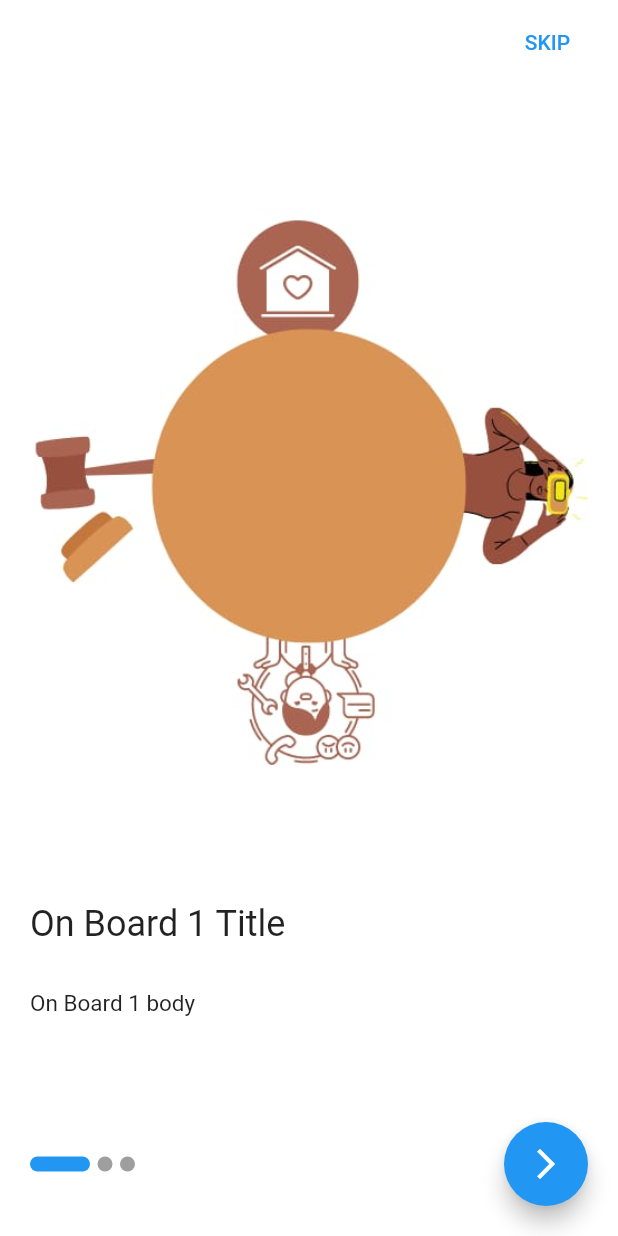
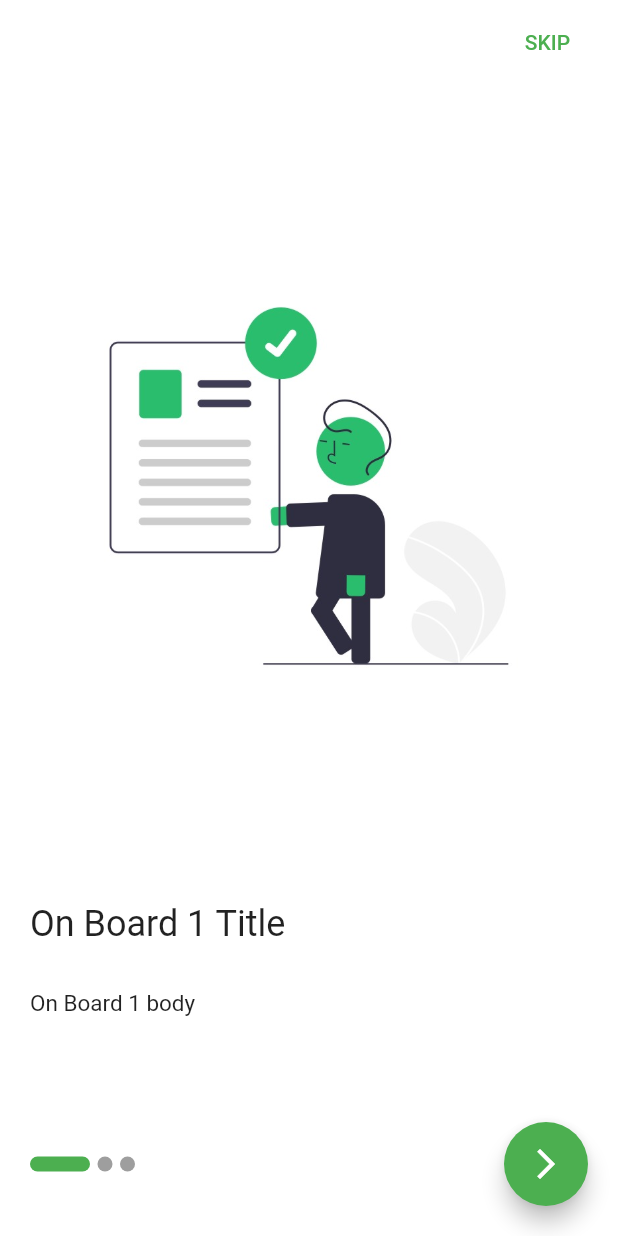
Before and after one commit to mawadaelkashlan/shopApp, a Flutter app: the screen it shows after launch, on a phone screen of 412 x 824 dp. Run offline on Flutter 3.47's test engine with Material 2 defaults, Android fonts, the phone set to English and light mode, and no system bars; drawn by our look-alikes of smooth_page_indicator; our stand-ins replace bloc, carousel_slider, conditional_builder_null_safety, dio, flutter_bloc, fluttertoast and 2 more; accounts and stored records are empty; network calls fail.

Commit message:
Dark Mode In shop App

```diff
--- a/lib/layout/shop_layout.dart
+++ b/lib/layout/shop_layout.dart
@@ -24,6 +24,12 @@ class ShopLayout extends StatelessWidget {
                 icon: Icon(Icons.search),
                 onPressed: () {
                   navigateTo(context, SearchScreen());
+                },
+              ),
+              IconButton(
+                icon: Icon(Icons.brightness_6_outlined , size: 22.0,),
+                onPressed: () {
+                  cubit.changeThemeMode();
                 },
               ),
             ],
--- a/lib/main.dart
+++ b/lib/main.dart
@@ -14,7 +14,6 @@ import 'package:shop_app/shared/components/constants.dart';
 
 void main() async {
   WidgetsFlutterBinding.ensureInitialized();
-
   Bloc.observer = MyBlocObserver();
 
   DioHelper.init();
@@ -65,7 +64,7 @@ class MyApp extends StatelessWidget {
             title: 'Flutter Demo',
             theme: lightTheme,
             darkTheme: darkTheme,
-            themeMode: ThemeMode.light,
+            themeMode: ShopAppCubit.get(context).isDark ? ThemeMode.dark : ThemeMode.light,
             home: startWidget,
           );
         },
--- a/lib/modules/on_boarding/on_boarding_screen.dart
+++ b/lib/modules/on_boarding/on_boarding_screen.dart
@@ -3,7 +3,6 @@ import 'package:shop_app/modules/login/login_screen.dart';
 import 'package:shop_app/shared/components/components.dart';
 import 'package:shop_app/shared/styles/colors.dart';
 import 'package:smooth_page_indicator/smooth_page_indicator.dart';
-
 import '../../shared/network/local/cache_helper.dart';
 
 class BoardingModel {
@@ -36,7 +35,7 @@ class _OnBoradingScreenState extends State<OnBoradingScreen> {
       body: 'On Board 2 body',
     ),
     BoardingModel(
-      image: 'assets/images/onBoarding_1.jpeg',
+      image: 'assets/images/onBoarding_3.jpeg',
       title: 'On Board 3 Title',
       body: 'On Board 3 body',
     ),
--- a/lib/shared/components/components.dart
+++ b/lib/shared/components/components.dart
@@ -68,7 +68,7 @@ class DefaultFormField extends StatelessWidget {
 
 Widget defaultButton({
   double width = double.infinity,
-  Color background = Colors.blue,
+  Color background = Colors.green,
   bool isUpperCase = true,
   double radius = 3.0,
   required VoidCallback function,
@@ -92,13 +92,13 @@ Widget defaultButton({
         color: background,
       ),
     );
-
 Widget defaultTextButton({required String text, required VoidCallback function,}) => TextButton(
 onPressed: function,
 child: Text(text.toUpperCase()),);
 
 void navigateTo(context, widget) =>
     Navigator.push(context, MaterialPageRoute(builder: (context) => widget));
+
 
 void navigateAndFinish(context, widget) => Navigator.pushAndRemoveUntil(
     context, MaterialPageRoute(builder: (context) => widget), (route) => false);
@@ -188,6 +188,7 @@ Widget buildListProduct(model, context, {bool isOldPrice = true}) => Padding(
                 style: TextStyle(
                   fontSize: 14.0,
                   height: 1.3,
+                  color: ShopAppCubit.get(context).isDark? Colors.white : Colors.black,
                 ),
               ),
               Spacer(),
--- a/lib/shared/cubit/cubit.dart
+++ b/lib/shared/cubit/cubit.dart
@@ -4,4 +4,5 @@ import 'package:shop_app/shared/cubit/states.dart';
 class AppCubit extends Cubit<AppStates>
 {
   AppCubit() : super (AppInitialState());
+
 }
--- a/lib/shared/styles/colors.dart
+++ b/lib/shared/styles/colors.dart
@@ -1,3 +1,3 @@
 import 'package:flutter/material.dart';
 
-const defaultColor = Colors.blue;
+const defaultColor = Colors.green;
--- a/lib/shared/styles/themes.dart
+++ b/lib/shared/styles/themes.dart
@@ -43,7 +43,7 @@ ThemeData darkTheme = ThemeData(
 ThemeData lightTheme = ThemeData(
     primarySwatch: defaultColor,
     scaffoldBackgroundColor: Colors.white,
-    appBarTheme: AppBarTheme(
+    appBarTheme: const AppBarTheme(
       titleSpacing: 20.0,
       backwardsCompatibility: false,
       systemOverlayStyle: SystemUiOverlayStyle(
@@ -64,7 +64,7 @@ ThemeData lightTheme = ThemeData(
     floatingActionButtonTheme: FloatingActionButtonThemeData(
       backgroundColor: defaultColor,
     ),
-    bottomNavigationBarTheme: BottomNavigationBarThemeData(
+    bottomNavigationBarTheme:  BottomNavigationBarThemeData(
         type: BottomNavigationBarType.fixed,
         selectedItemColor: defaultColor,
         unselectedItemColor: Colors.grey,
```
Also changed, not shown: lib/modules/categories/categories_screen.dart (+9 -6 lines), lib/modules/products/products_screen.dart (+15 -5 lines), assets/images/onBoarding_1.jpeg, assets/images/onBoarding_2.jpeg, assets/images/onBoarding_3.jpeg.
